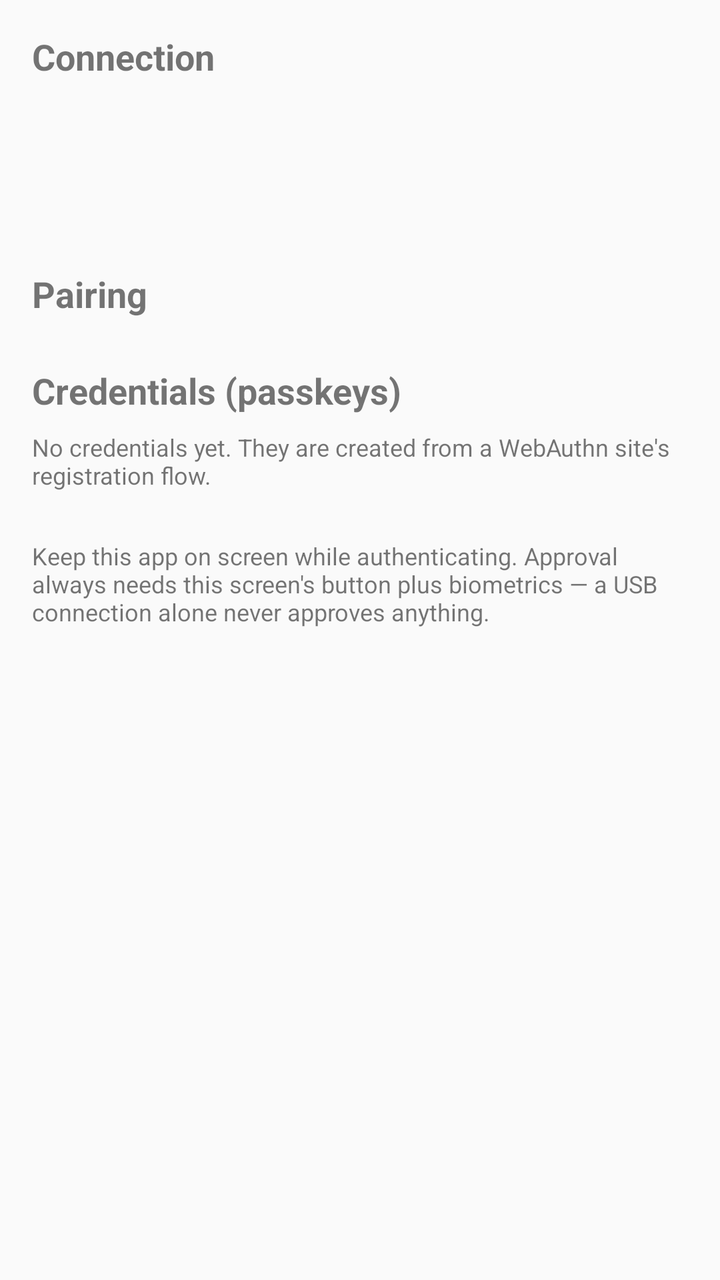
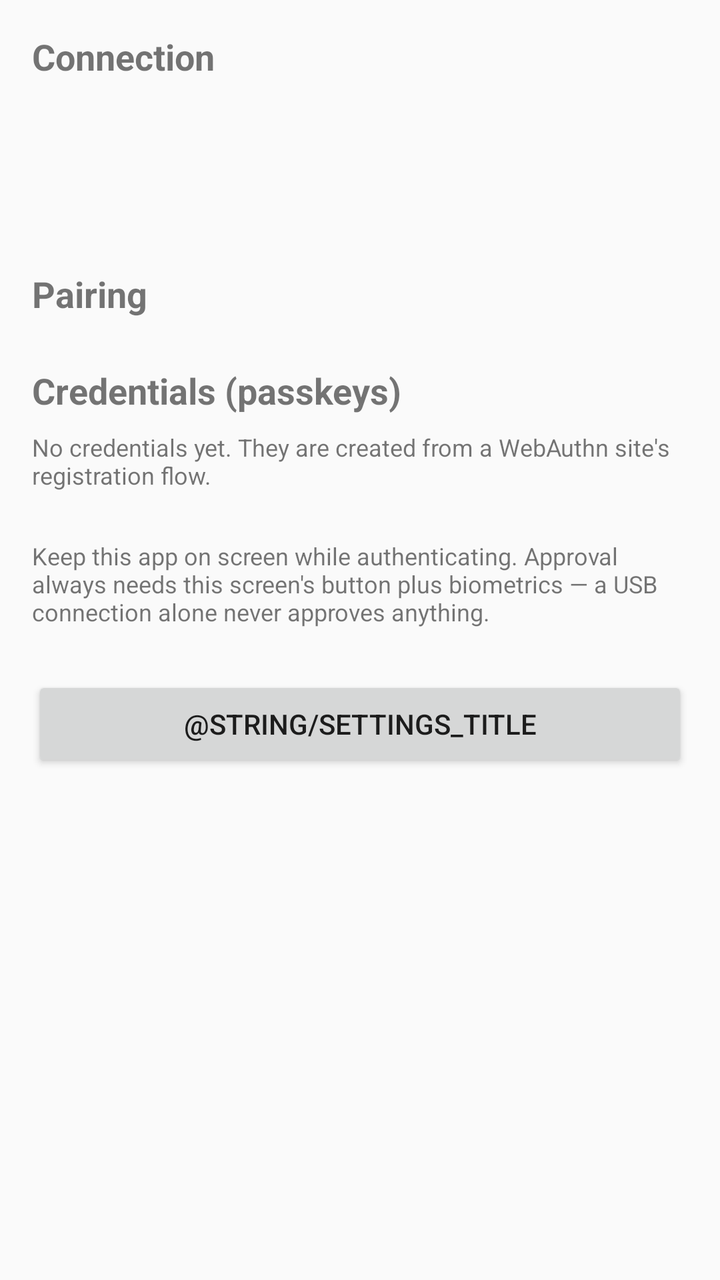

An Android layout rendered at two revisions. The XML below is the earlier revision; the diff shows what the commit changed to produce the second picture.
<!-- AndroidManifest.xml: application theme Theme.PhoneFido -->
<!-- res/layout/activity_main.xml -->
<?xml version="1.0" encoding="utf-8"?>
<FrameLayout xmlns:android="http://schemas.android.com/apk/res/android"
    android:layout_width="match_parent"
    android:layout_height="match_parent">

    <ScrollView
        android:layout_width="match_parent"
        android:layout_height="match_parent">

        <LinearLayout
            android:layout_width="match_parent"
            android:layout_height="wrap_content"
            android:orientation="vertical"
            android:padding="16dp">

            
            <TextView
                android:layout_width="wrap_content"
                android:layout_height="wrap_content"
                android:text="@string/status_title"
                android:textSize="18sp"
                android:textStyle="bold" />

            <TextView
                android:id="@+id/tvListenerState"
                android:layout_width="match_parent"
                android:layout_height="wrap_content"
                android:layout_marginTop="8dp"
                android:textSize="14sp" />

            <TextView
                android:id="@+id/tvConnectionState"
                android:layout_width="match_parent"
                android:layout_height="wrap_content"
                android:layout_marginTop="4dp"
                android:textSize="14sp" />

            <TextView
                android:id="@+id/tvLastEvent"
                android:layout_width="match_parent"
                android:layout_height="wrap_content"
                android:layout_marginTop="4dp"
                android:textSize="12sp" />

            
            <TextView
                android:layout_width="wrap_content"
                android:layout_height="wrap_content"
                android:layout_marginTop="24dp"
                android:text="@string/pairing_title"
                android:textSize="18sp"
                android:textStyle="bold" />

            <LinearLayout
                android:id="@+id/llPaired"
                android:layout_width="match_parent"
                android:layout_height="wrap_content"
                android:orientation="vertical"
                android:visibility="gone">

                <TextView
                    android:layout_width="wrap_content"
                    android:layout_height="wrap_content"
                    android:layout_marginTop="8dp"
                    android:text="@string/psk_label"
                    android:textSize="12sp" />

                <TextView
                    android:id="@+id/tvPsk"
                    android:layout_width="match_parent"
                    android:layout_height="wrap_content"
                    android:layout_marginTop="4dp"
                    android:fontFamily="monospace"
                    android:textSize="15sp"
                    android:textIsSelectable="true" />

                <TextView
                    android:layout_width="wrap_content"
                    android:layout_height="wrap_content"
                    android:layout_marginTop="12dp"
                    android:text="@string/sas_label"
                    android:textSize="12sp" />

                <TextView
                    android:id="@+id/tvSas"
                    android:layout_width="wrap_content"
                    android:layout_height="wrap_content"
                    android:layout_marginTop="4dp"
                    android:fontFamily="monospace"
                    android:textSize="20sp"
                    android:textStyle="bold" />

                <TextView
                    android:layout_width="match_parent"
                    android:layout_height="wrap_content"
                    android:layout_marginTop="4dp"
                    android:text="@string/sas_help"
                    android:textSize="12sp" />

                <Button
                    android:id="@+id/btnRegeneratePsk"
                    android:layout_width="match_parent"
                    android:layout_height="wrap_content"
                    android:layout_marginTop="12dp"
                    android:text="@string/btn_regenerate_psk" />

                <Button
                    android:id="@+id/btnDeletePsk"
                    android:layout_width="match_parent"
                    android:layout_height="wrap_content"
                    android:text="@string/btn_delete_psk" />
            </LinearLayout>

            <LinearLayout
                android:id="@+id/llUnpaired"
                android:layout_width="match_parent"
                android:layout_height="wrap_content"
                android:orientation="vertical"
                android:visibility="gone">

                <TextView
                    android:layout_width="match_parent"
                    android:layout_height="wrap_content"
                    android:layout_marginTop="8dp"
                    android:text="@string/unpaired_help"
                    android:textSize="12sp" />

                <Button
                    android:id="@+id/btnGeneratePsk"
                    android:layout_width="match_parent"
                    android:layout_height="wrap_content"
                    android:layout_marginTop="8dp"
                    android:text="@string/btn_generate_psk" />
            </LinearLayout>

            
            <TextView
                android:layout_width="wrap_content"
                android:layout_height="wrap_content"
                android:layout_marginTop="24dp"
                android:text="@string/credentials_title"
                android:textSize="18sp"
                android:textStyle="bold" />

            <TextView
                android:id="@+id/tvNoCredentials"
                android:layout_width="match_parent"
                android:layout_height="wrap_content"
                android:layout_marginTop="8dp"
                android:text="@string/no_credentials"
                android:textSize="12sp" />

            <LinearLayout
                android:id="@+id/llCredentials"
                android:layout_width="match_parent"
                android:layout_height="wrap_content"
                android:orientation="vertical" />

            <TextView
                android:layout_width="match_parent"
                android:layout_height="wrap_content"
                android:layout_marginTop="24dp"
                android:text="@string/note_text"
                android:textSize="12sp" />
        </LinearLayout>
    </ScrollView>

    
    <FrameLayout
        android:id="@+id/flApproval"
        android:layout_width="match_parent"
        android:layout_height="match_parent"
        android:background="?android:attr/colorBackground"
        android:visibility="gone">

        <LinearLayout
            android:layout_width="match_parent"
            android:layout_height="wrap_content"
            android:layout_gravity="center"
            android:orientation="vertical"
            android:padding="24dp">

            <TextView
                android:id="@+id/tvApprovalOperation"
                android:layout_width="match_parent"
                android:layout_height="wrap_content"
                android:gravity="center"
                android:textSize="22sp"
                android:textStyle="bold" />

            <TextView
                android:layout_width="match_parent"
                android:layout_height="wrap_content"
                android:layout_marginTop="24dp"
                android:gravity="center"
                android:text="@string/label_site"
                android:textSize="12sp" />

            <TextView
                android:id="@+id/tvApprovalRp"
                android:layout_width="match_parent"
                android:layout_height="wrap_content"
                android:gravity="center"
                android:textSize="18sp"
                android:textStyle="bold" />

            <TextView
                android:layout_width="match_parent"
                android:layout_height="wrap_content"
                android:layout_marginTop="12dp"
                android:gravity="center"
                android:text="@string/label_user"
                android:textSize="12sp" />

            <TextView
                android:id="@+id/tvApprovalUser"
                android:layout_width="match_parent"
                android:layout_height="wrap_content"
                android:gravity="center"
                android:textSize="18sp" />

            <TextView
                android:layout_width="match_parent"
                android:layout_height="wrap_content"
                android:layout_marginTop="20dp"
                android:gravity="center"
                android:text="@string/approval_note"
                android:textSize="12sp" />

            <Button
                android:id="@+id/btnApprove"
                android:layout_width="match_parent"
                android:layout_height="wrap_content"
                android:layout_marginTop="24dp" />

            <Button
                android:id="@+id/btnDeny"
                android:layout_width="match_parent"
                android:layout_height="wrap_content"
                android:layout_marginTop="8dp"
                android:text="@string/deny" />
        </LinearLayout>
    </FrameLayout>

</FrameLayout>
<!-- resources referenced by this layout -->
<resources>
  <string name="approval_note">If you did not request this, deny it. After approving, biometrics are required. This request expires in 60 seconds.</string>
  <string name="btn_delete_psk">Delete pairing key</string>
  <string name="btn_generate_psk">Generate pairing key</string>
  <string name="btn_regenerate_psk">Regenerate pairing key</string>
  <string name="credentials_title">Credentials (passkeys)</string>
  <string name="deny">Deny</string>
  <string name="label_site">Site</string>
  <string name="label_user">User</string>
  <string name="no_credentials">No credentials yet. They are created from a WebAuthn site\'s registration flow.</string>
  <string name="note_text">Keep this app on screen while authenticating. Approval always needs this screen\'s button plus biometrics — a USB connection alone never approves anything.</string>
  <string name="pairing_title">Pairing</string>
  <string name="psk_label">Pairing key (type this into `iphone-fido pair` on the PC)</string>
  <string name="sas_help">Make sure this code matches the one shown on the PC.</string>
  <string name="sas_label">Confirmation code (SAS)</string>
  <string name="status_title">Connection</string>
  <string name="unpaired_help">Not paired yet. Generate a key and type it into the PC by hand. The key never travels over USB.</string>
  <style name="Theme.PhoneFido" parent="Theme.AppCompat.Light.DarkActionBar" />
</resources>

<!-- the commit's change to res/layout/activity_main.xml (unified diff, before → after) -->
@@ -162,6 +162,13 @@
                 android:layout_marginTop="24dp"
                 android:text="@string/note_text"
                 android:textSize="12sp" />
+
+            <Button
+                android:id="@+id/btnSettings"
+                android:layout_width="match_parent"
+                android:layout_height="wrap_content"
+                android:layout_marginTop="24dp"
+                android:text="@string/settings_title" />
         </LinearLayout>
     </ScrollView>
 
